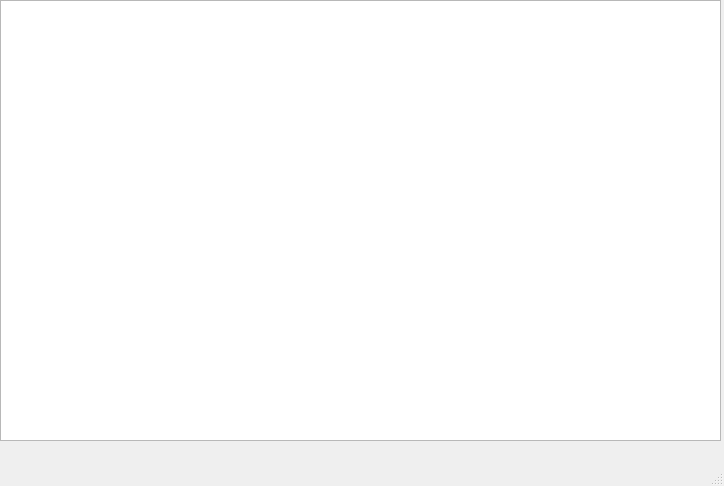
Old version of the form main.ui in the repository Mikhailwiki/Espresso.
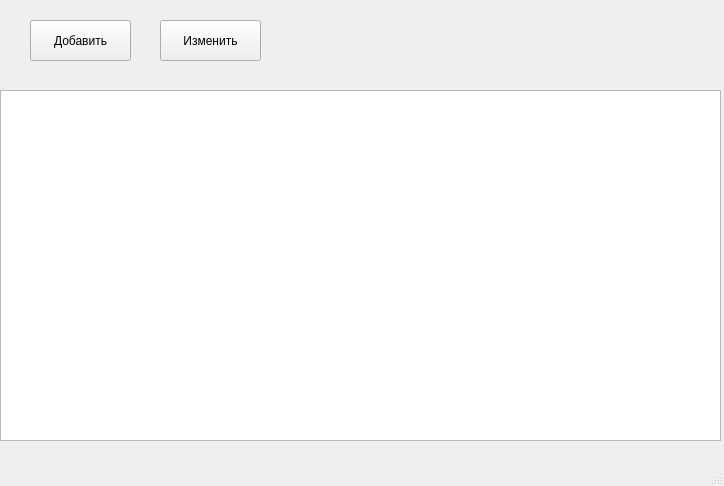
New version of the form.

Diff of the .ui file:
```diff
--- a/main.ui
+++ b/main.ui
@@ -18,12 +18,38 @@
     <property name="geometry">
      <rect>
       <x>0</x>
-      <y>0</y>
+      <y>90</y>
       <width>721</width>
-      <height>441</height>
+      <height>351</height>
      </rect>
     </property>
    </widget>
+   <widget class="QPushButton" name="add_btn">
+    <property name="geometry">
+     <rect>
+      <x>30</x>
+      <y>20</y>
+      <width>101</width>
+      <height>41</height>
+     </rect>
+    </property>
+    <property name="text">
+     <string>Добавить</string>
+    </property>
+   </widget>
+   <widget class="QPushButton" name="upd_btn">
+    <property name="geometry">
+     <rect>
+      <x>160</x>
+      <y>20</y>
+      <width>101</width>
+      <height>41</height>
+     </rect>
+    </property>
+    <property name="text">
+     <string>Изменить</string>
+    </property>
+   </widget>
   </widget>
   <widget class="QMenuBar" name="menubar">
    <property name="geometry">
```
